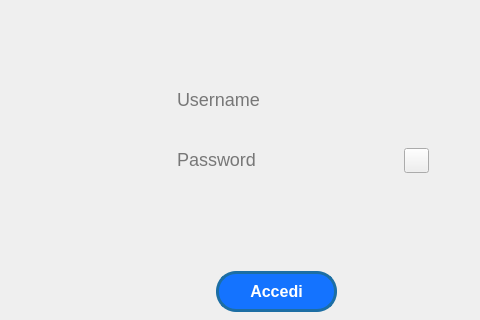
giovannic96/Real-time-collaborative-text-editor, file ClientModule/startwindow.ui: the form before one commit; both pictures show x 620 to 1100 and y 219 to 539 of the 1100 by 641 pixel window.
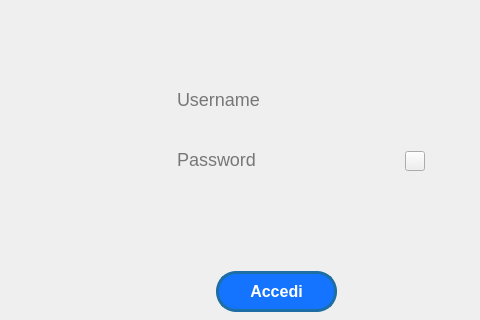
The form after the commit. Icons and pictures are not drawn.

```diff
--- a/ClientModule/startwindow.ui
+++ b/ClientModule/startwindow.ui
@@ -200,22 +200,22 @@
      <widget class="QPushButton" name="eyeButton">
       <property name="geometry">
        <rect>
-        <x>1024</x>
-        <y>367</y>
-        <width>25</width>
-        <height>25</height>
+        <x>1025</x>
+        <y>370</y>
+        <width>20</width>
+        <height>20</height>
        </rect>
       </property>
       <property name="minimumSize">
        <size>
-        <width>25</width>
-        <height>25</height>
+        <width>20</width>
+        <height>20</height>
        </size>
       </property>
       <property name="maximumSize">
        <size>
-        <width>25</width>
-        <height>25</height>
+        <width>20</width>
+        <height>20</height>
        </size>
       </property>
       <property name="styleSheet">
```
